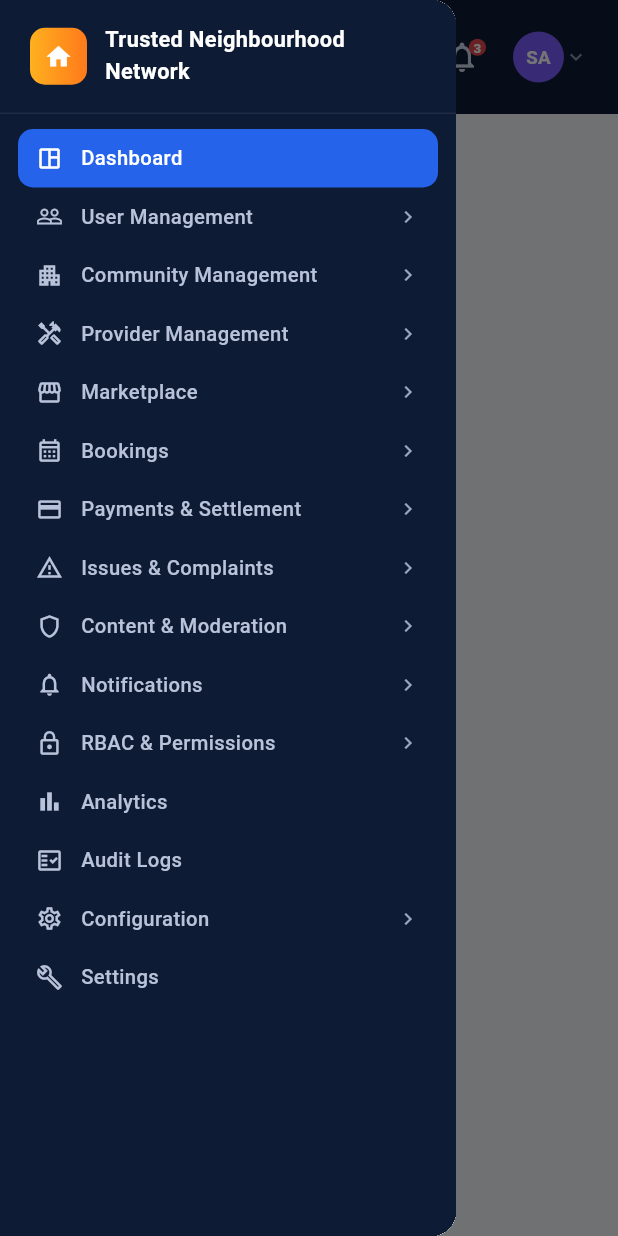
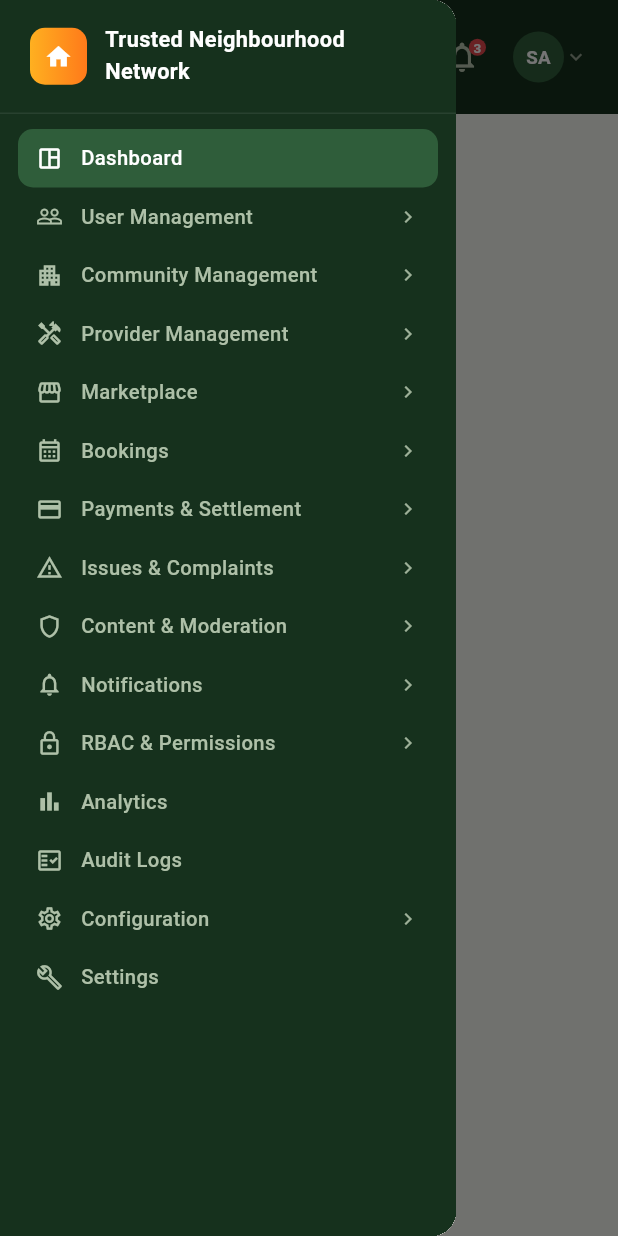
Before and after one commit to Jathin4/neighbourhood-, a Flutter app: the AdminShell screen opened directly, after a tap on the "menu" icon, on a phone screen of 412 x 824 dp. Run offline on Flutter 3.47's test engine with Material 3 defaults, Android fonts, the phone set to English and light mode, and no system bars; our stand-ins replace dio, flutter_riverpod, flutter_secure_storage, go_router; accounts and stored records are empty; network calls fail.

Commit message:
Unify colors and cross-reference mock data across all 6 role dashboards
One earthy-green brand palette (from the login flow's LC.* colors) now
backs every role's chrome: Provider/Resident's ticket-portal look,
Super Admin's console, and the default theme Community Admin/Committee
Member/Platform Ops rely on. Status/category color-coding (success,
warning, danger, and Super Admin's category chips) is kept distinct for
legibility.

Also renamed a few of Super Admin's mock activity-feed entities to reuse
the same names already seeded in Provider/Resident's mock data (same
community, same provider, same residents), so the demo reads as one
connected world across logins.

Co-Authored-By: Claude Sonnet 5 <noreply@anthropic.com>

```diff
--- a/app/lib/src/core/theme.dart
+++ b/app/lib/src/core/theme.dart
@@ -1,7 +1,20 @@
 import 'package:flutter/material.dart';
 
+// One brand palette for the whole app (matches shared/auth_ui.dart's LC.*
+// used by the login flow) so every role — Community Admin, Committee Member
+// and Platform Ops included, which lean on this ambient theme instead of a
+// bespoke design system — reads as the same product.
+const _brandAccent = Color(0xFF2F5D3A);
+const _brandBg = Color(0xFFF4F7EF);
+
 final tnnTheme = ThemeData(
-  colorSchemeSeed: const Color(0xFF2E7D32),
+  colorSchemeSeed: _brandAccent,
   useMaterial3: true,
+  scaffoldBackgroundColor: _brandBg,
+  appBarTheme: const AppBarTheme(
+    backgroundColor: _brandBg,
+    foregroundColor: Color(0xFF1D2A1C),
+    elevation: 0,
+  ),
   inputDecorationTheme: const InputDecorationTheme(border: OutlineInputBorder()),
 );
--- a/app/lib/src/features/super_admin/admin_shell.dart
+++ b/app/lib/src/features/super_admin/admin_shell.dart
@@ -150,7 +150,7 @@ class _Sidebar extends StatelessWidget {
                   onPressed: onToggleCollapse,
                   style: TextButton.styleFrom(
                     backgroundColor: const Color(0x0DFFFFFF),
-                    foregroundColor: const Color(0xFFB8C2D9),
+                    foregroundColor: const Color(0xFFAEC0A8),
                     padding: const EdgeInsets.symmetric(vertical: 10),
                   ),
                   icon: Icon(collapsed ? Icons.chevron_right : Icons.chevron_left, size: 16),
@@ -197,7 +197,7 @@ class _Sidebar extends StatelessWidget {
   Widget _tile(IconData? icon, String label, bool active, VoidCallback onTap,
       {IconData? chevron, bool dense = false}) {
     return Material(
-      color: active ? const Color(0xFF2563EB) : Colors.transparent,
+      color: active ? AC.blue : Colors.transparent,
       borderRadius: BorderRadius.circular(10),
       child: InkWell(
         borderRadius: BorderRadius.circular(10),
@@ -206,7 +206,7 @@ class _Sidebar extends StatelessWidget {
           padding: EdgeInsets.symmetric(horizontal: 12, vertical: dense ? 8 : 10),
           child: Row(
             children: [
-              if (icon != null) Icon(icon, size: 18, color: active ? Colors.white : const Color(0xFFB8C2D9)),
+              if (icon != null) Icon(icon, size: 18, color: active ? Colors.white : const Color(0xFFAEC0A8)),
               if (icon != null && !collapsed) const SizedBox(width: 12),
               if (!collapsed)
                 Expanded(
@@ -216,11 +216,11 @@ class _Sidebar extends StatelessWidget {
                     style: TextStyle(
                       fontSize: dense ? 13 : 13.5,
                       fontWeight: FontWeight.w500,
-                      color: active ? Colors.white : const Color(0xFFB8C2D9),
+                      color: active ? Colors.white : const Color(0xFFAEC0A8),
                     ),
                   ),
                 ),
-              if (chevron != null) Icon(chevron, size: 16, color: const Color(0xFF9AA6C0)),
+              if (chevron != null) Icon(chevron, size: 16, color: const Color(0xFF9DB098)),
             ],
           ),
         ),
@@ -262,7 +262,7 @@ class _Topbar extends ConsumerWidget {
           child: Text(
             'Super Admin Panel',
             overflow: TextOverflow.ellipsis,
-            style: const TextStyle(color: Color(0xFFAAB6CF), fontSize: 14, fontWeight: FontWeight.w500),
+            style: const TextStyle(color: Color(0xFFB7C4AF), fontSize: 14, fontWeight: FontWeight.w500),
           ),
         ),
         if (showSearch) ...[
@@ -274,9 +274,9 @@ class _Topbar extends ConsumerWidget {
                 style: const TextStyle(color: Colors.white, fontSize: 13.5),
                 decoration: InputDecoration(
                   isDense: true,
-                  prefixIcon: const Icon(Icons.search, size: 18, color: Color(0xFF8B96B3)),
+                  prefixIcon: const Icon(Icons.search, size: 18, color: Color(0xFF93A08E)),
                   hintText: 'Search anything...',
-                  hintStyle: const TextStyle(color: Color(0xFF8B96B3)),
+                  hintStyle: const TextStyle(color: Color(0xFF93A08E)),
                   filled: true,
                   fillColor: const Color(0x14FFFFFF),
                   border: OutlineInputBorder(
@@ -312,7 +312,7 @@ class _Topbar extends ConsumerWidget {
             children: [
               const CircleAvatar(
                 radius: 17,
-                backgroundColor: Color(0xFF7C5CFF),
+                backgroundColor: AC.blue,
                 child: Text('SA',
                     style: TextStyle(
                         color: Colors.white, fontWeight: FontWeight.w700, fontSize: 12.5)),
@@ -323,7 +323,7 @@ class _Topbar extends ConsumerWidget {
                     style: TextStyle(
                         color: Colors.white, fontWeight: FontWeight.w600, fontSize: 13.5)),
               ],
-              const Icon(Icons.expand_more, size: 16, color: Color(0xFF8B96B3)),
+              const Icon(Icons.expand_more, size: 16, color: Color(0xFF93A08E)),
             ],
           ),
           itemBuilder: (context) => const [
@@ -359,7 +359,7 @@ class _NotifIcon extends StatelessWidget {
     return Stack(
       clipBehavior: Clip.none,
       children: [
-        const Icon(Icons.notifications_outlined, color: Color(0xFFCDD6E8)),
+        const Icon(Icons.notifications_outlined, color: Color(0xFFB7C4AF)),
         Positioned(
           top: -4,
           right: -4,
--- a/app/lib/src/features/super_admin/create_community_screen.dart
+++ b/app/lib/src/features/super_admin/create_community_screen.dart
@@ -90,7 +90,7 @@ class _CreateCommunityScreenState extends ConsumerState<CreateCommunityScreen> {
                     controller: _name,
                     decoration: const InputDecoration(
                       labelText: 'Community name',
-                      hintText: 'e.g. Palm Grove Residency',
+                      hintText: 'e.g. Palm Grove Society',
                     ),
                   ),
                   const SizedBox(height: 16),
--- a/app/lib/src/features/super_admin/dashboard_page.dart
+++ b/app/lib/src/features/super_admin/dashboard_page.dart
@@ -427,7 +427,7 @@ class _HealthCard extends StatelessWidget {
                     width: 30,
                     height: 30,
                     decoration: BoxDecoration(
-                        color: const Color(0xFFF2F4F9), borderRadius: BorderRadius.circular(8)),
+                        color: AC.blue50, borderRadius: BorderRadius.circular(8)),
                     child: Icon(h.$2, size: 15, color: AC.ink600),
                   ),
                   const SizedBox(width: 12),
--- a/app/lib/src/features/super_admin/growth_chart.dart
+++ b/app/lib/src/features/super_admin/growth_chart.dart
@@ -79,7 +79,7 @@ class _ChartPainter extends CustomPainter {
     final max = niceMax == 0 ? 1000.0 : niceMax.toDouble();
 
     final gridPaint = Paint()
-      ..color = const Color(0xFFEEF0F6)
+      ..color = AC.line
       ..strokeWidth = 1;
     final labelStyle = TextStyle(fontSize: 10, color: AC.ink400);
 
--- a/app/lib/src/features/super_admin/panel_data.dart
+++ b/app/lib/src/features/super_admin/panel_data.dart
@@ -1,16 +1,19 @@
 import 'package:flutter/material.dart';
 
-/// Super Admin Panel palette (mirrors the approved prototype).
+/// Super Admin Panel palette — brand slots (navy900/bg/surface/ink*/line/
+/// blue*) recolored to the same earthy-green palette as shared/auth_ui.dart's
+/// LC.* so the console matches the rest of the app; the remaining hues
+/// (green/purple/amber/red/teal) stay as category/status color-coding.
 abstract final class AC {
-  static const navy900 = Color(0xFF0D1B34);
-  static const bg = Color(0xFFF4F6FB);
+  static const navy900 = Color(0xFF16311D);
+  static const bg = Color(0xFFF4F7EF);
   static const surface = Colors.white;
-  static const ink900 = Color(0xFF101828);
-  static const ink600 = Color(0xFF475467);
-  static const ink400 = Color(0xFF98A2B3);
-  static const line = Color(0xFFE6E9F0);
-  static const blue = Color(0xFF2563EB);
-  static const blue50 = Color(0xFFE9F0FF);
+  static const ink900 = Color(0xFF1D2A1C);
+  static const ink600 = Color(0xFF5B6B58);
+  static const ink400 = Color(0xFF93A08E);
+  static const line = Color(0xFFDFE6D6);
+  static const blue = Color(0xFF2F5D3A);
+  static const blue50 = Color(0xFFE3ECDC);
   static const green = Color(0xFF12875A);
   static const green50 = Color(0xFFE5F7EE);
   static const purple = Color(0xFF7C5CFF);
@@ -91,17 +94,20 @@ class ActivityRow {
   final Color color, bg;
 }
 
+// Names below intentionally reuse the same entities as the Provider/Resident
+// mock data (features/provider/data.dart, features/resident/data.dart) so
+// the demo reads as one connected world across roles.
 const mockActivity = [
   ActivityRow('Today, 10:24 AM', 'Provider Verified', Icons.check, AC.green, AC.green50,
-      'ABC Plumbing Services', 'Provider ID: PRV-1024'),
+      'Suresh Plumbing Works', 'Provider ID: PRV-1024'),
   ActivityRow('Today, 09:18 AM', 'Community Created', Icons.apartment, AC.blue, AC.blue50,
-      'Sunrise Towers', 'Community ID: COM-085'),
+      'Green Meadows Residency', 'Community ID: COM-085'),
   ActivityRow('Today, 08:42 AM', 'New Booking', Icons.calendar_month, AC.purple, AC.purple50,
-      'Rohit Sharma', 'Booking ID: BK-4587'),
+      'Rohit Verma', 'Booking ID: BK-4587'),
   ActivityRow('Today, 07:15 AM', 'Refund Issued', Icons.currency_rupee, AC.amber, AC.amber50,
-      'Priya Nair', 'Payment ID: PAY-7782'),
+      'Priya Menon', 'Payment ID: PAY-7782'),
   ActivityRow('Yesterday, 06:32 PM', 'User Suspended', Icons.block, AC.red, AC.red50,
-      'Suresh Kumar', 'Reason: Policy violation'),
+      'Karthik Nair', 'Reason: Policy violation'),
 ];
 
 class ApprovalItem {
```
Also changed, not shown: app/lib/src/shared/ticket_ui.dart (+11 -9 lines).
